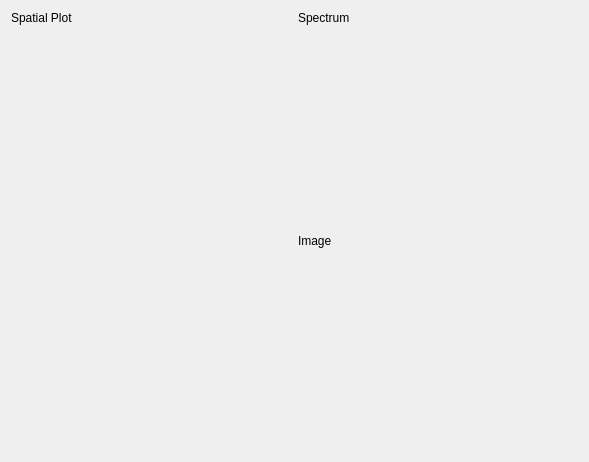
First picture: the form in PySpectrum/import_image.ui, repository GuLinux/PySpectrum, before the edit.
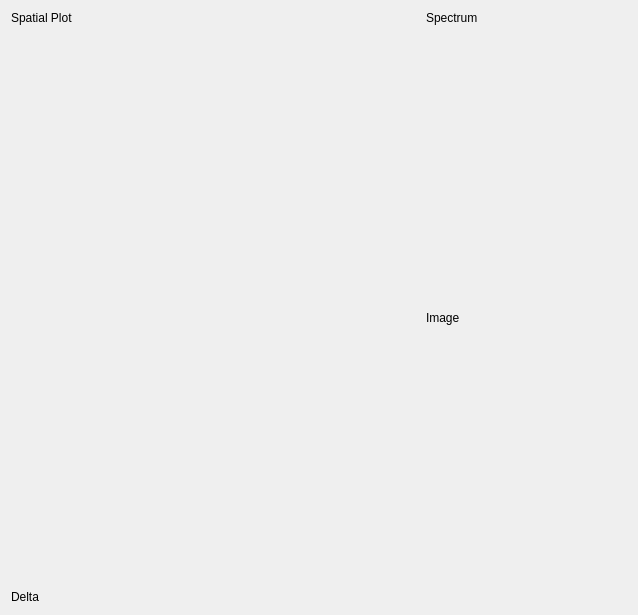
Second picture: the form after the edit.

Commit message: Calculate image delta

The edit to the form file:
```diff
--- a/PySpectrum/import_image.ui
+++ b/PySpectrum/import_image.ui
@@ -6,69 +6,99 @@
    <rect>
     <x>0</x>
     <y>0</y>
-    <width>589</width>
-    <height>462</height>
+    <width>638</width>
+    <height>615</height>
    </rect>
   </property>
   <property name="windowTitle">
    <string>Import Image</string>
   </property>
   <layout class="QGridLayout" name="gridLayout">
-   <item row="0" column="1">
-    <widget class="QLabel" name="label_2">
-     <property name="sizePolicy">
-      <sizepolicy hsizetype="Preferred" vsizetype="Minimum">
-       <horstretch>0</horstretch>
-       <verstretch>0</verstretch>
-      </sizepolicy>
-     </property>
-     <property name="text">
-      <string>Spectrum</string>
-     </property>
-    </widget>
-   </item>
-   <item row="3" column="1">
-    <widget class="QWidget" name="image_widget" native="true">
-     <property name="sizePolicy">
-      <sizepolicy hsizetype="Preferred" vsizetype="Expanding">
-       <horstretch>0</horstretch>
-       <verstretch>0</verstretch>
-      </sizepolicy>
-     </property>
-    </widget>
-   </item>
-   <item row="1" column="1">
-    <widget class="QWidget" name="spectrum_plot_widget" native="true">
-     <property name="sizePolicy">
-      <sizepolicy hsizetype="Preferred" vsizetype="Expanding">
-       <horstretch>0</horstretch>
-       <verstretch>0</verstretch>
-      </sizepolicy>
-     </property>
-    </widget>
-   </item>
    <item row="0" column="0">
     <widget class="QLabel" name="label">
+     <property name="sizePolicy">
+      <sizepolicy hsizetype="Preferred" vsizetype="Minimum">
+       <horstretch>0</horstretch>
+       <verstretch>0</verstretch>
+      </sizepolicy>
+     </property>
      <property name="text">
       <string>Spatial Plot</string>
      </property>
     </widget>
    </item>
+   <item row="2" column="0">
+    <widget class="QLabel" name="label_4">
+     <property name="text">
+      <string>Delta</string>
+     </property>
+    </widget>
+   </item>
+   <item row="0" column="2" rowspan="3">
+    <layout class="QVBoxLayout" name="verticalLayout">
+     <item>
+      <widget class="QLabel" name="label_2">
+       <property name="sizePolicy">
+        <sizepolicy hsizetype="Preferred" vsizetype="Minimum">
+         <horstretch>0</horstretch>
+         <verstretch>0</verstretch>
+        </sizepolicy>
+       </property>
+       <property name="text">
+        <string>Spectrum</string>
+       </property>
+      </widget>
+     </item>
+     <item>
+      <widget class="QWidget" name="spectrum_plot_widget" native="true">
+       <property name="sizePolicy">
+        <sizepolicy hsizetype="Preferred" vsizetype="Expanding">
+         <horstretch>0</horstretch>
+         <verstretch>0</verstretch>
+        </sizepolicy>
+       </property>
+      </widget>
+     </item>
+     <item>
+      <widget class="QLabel" name="label_3">
+       <property name="sizePolicy">
+        <sizepolicy hsizetype="Preferred" vsizetype="Minimum">
+         <horstretch>0</horstretch>
+         <verstretch>0</verstretch>
+        </sizepolicy>
+       </property>
+       <property name="text">
+        <string>Image</string>
+       </property>
+      </widget>
+     </item>
+     <item>
+      <widget class="QWidget" name="image_widget" native="true">
+       <property name="sizePolicy">
+        <sizepolicy hsizetype="Preferred" vsizetype="Expanding">
+         <horstretch>0</horstretch>
+         <verstretch>0</verstretch>
+        </sizepolicy>
+       </property>
+      </widget>
+     </item>
+    </layout>
+   </item>
    <item row="2" column="1">
-    <widget class="QLabel" name="label_3">
-     <property name="sizePolicy">
-      <sizepolicy hsizetype="Preferred" vsizetype="Minimum">
-       <horstretch>0</horstretch>
-       <verstretch>0</verstretch>
-      </sizepolicy>
-     </property>
+    <widget class="QLabel" name="spatial_delta">
      <property name="text">
-      <string>Image</string>
+      <string/>
      </property>
     </widget>
    </item>
-   <item row="1" column="0" rowspan="3">
+   <item row="1" column="0" colspan="2">
     <widget class="QWidget" name="spatial_plot_widget" native="true">
+     <property name="sizePolicy">
+      <sizepolicy hsizetype="Preferred" vsizetype="Expanding">
+       <horstretch>0</horstretch>
+       <verstretch>0</verstretch>
+      </sizepolicy>
+     </property>
      <property name="toolTip">
       <string>&lt;html&gt;&lt;head/&gt;&lt;body&gt;&lt;p&gt;Rotate the image until you see a single thin vertical spike&lt;/p&gt;&lt;/body&gt;&lt;/html&gt;</string>
      </property>
```
The commit also changes 1 other file.
